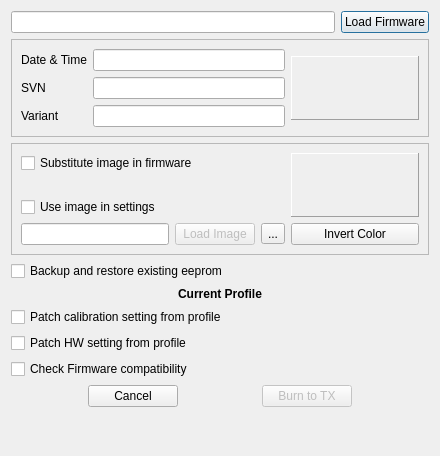
The window that src/burndialog.ui (roberto1903/companion9x) describes before a commit, drawn with Qt 5.
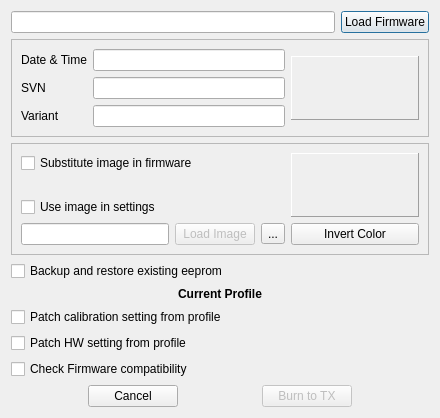
The same window after the commit. Icons and pictures are not drawn.

The edit to the form file:
```diff
--- a/src/burndialog.ui
+++ b/src/burndialog.ui
@@ -7,7 +7,7 @@
     <x>0</x>
     <y>0</y>
     <width>440</width>
-    <height>456</height>
+    <height>391</height>
    </rect>
   </property>
   <property name="sizePolicy">
```
Left out of the diff: 4 changed lines with no effect on the pictures.
